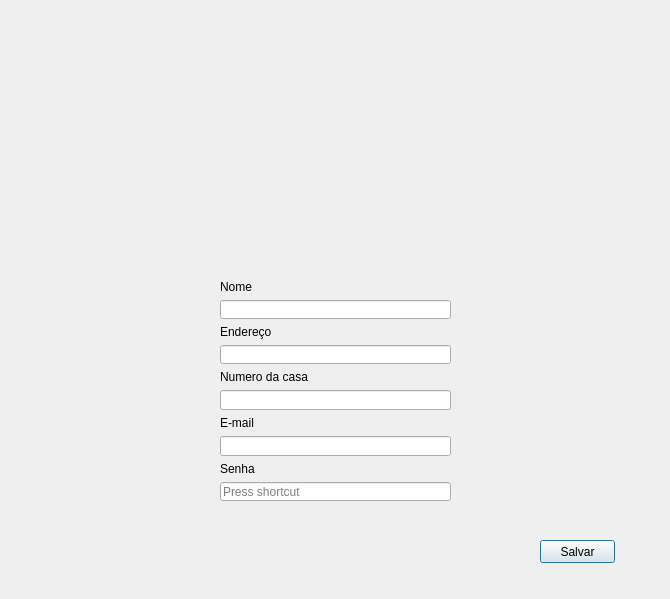
Old version of the form cadusuario.ui in the repository Winicios22/Gbiblioteca.
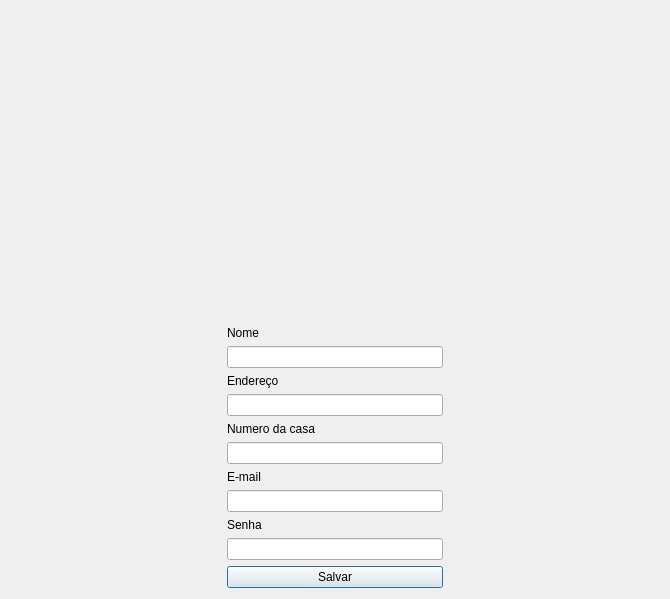
New version of the form. Icons and pictures are not drawn.

What changed in the file:
```diff
--- a/cadusuario.ui
+++ b/cadusuario.ui
@@ -13,16 +13,52 @@
   <property name="windowTitle">
    <string>Dialog</string>
   </property>
-  <widget class="QWidget" name="verticalLayoutWidget">
-   <property name="geometry">
-    <rect>
-     <x>220</x>
-     <y>280</y>
-     <width>231</width>
-     <height>221</height>
-    </rect>
-   </property>
+  <layout class="QGridLayout" name="gridLayout">
+   <item row="0" column="0">
+    <spacer name="horizontalSpacer">
+     <property name="orientation">
+      <enum>Qt::Horizontal</enum>
+     </property>
+     <property name="sizeHint" stdset="0">
+      <size>
+       <width>40</width>
+       <height>20</height>
+      </size>
+     </property>
+    </spacer>
+   </item>
+   <item row="1" column="1">
+    <widget class="QPushButton" name="pushButton">
+     <property name="text">
+      <string>Salvar</string>
+     </property>
+    </widget>
+   </item>
+   <item row="0" column="1">
    <layout class="QVBoxLayout" name="verticalLayout">
+     <item>
+      <spacer name="verticalSpacer">
+       <property name="orientation">
+        <enum>Qt::Vertical</enum>
+       </property>
+       <property name="sizeHint" stdset="0">
+        <size>
+         <width>20</width>
+         <height>40</height>
+        </size>
+       </property>
+      </spacer>
+     </item>
+     <item>
+      <widget class="QLabel" name="label_3">
+       <property name="text">
+        <string/>
+       </property>
+       <property name="pixmap">
+        <pixmap resource="arquivos.qrc">:/imagens/imagens/adicionar-usuario.png</pixmap>
+       </property>
+      </widget>
+     </item>
     <item>
      <widget class="QLabel" name="label_4">
       <property name="text">
@@ -71,43 +107,31 @@
      </widget>
     </item>
     <item>
-     <widget class="QKeySequenceEdit" name="keySequenceEdit"/>
-    </item>
-   </layout>
-  </widget>
-  <widget class="QLabel" name="label_3">
-   <property name="geometry">
-    <rect>
-     <x>270</x>
-     <y>130</y>
-     <width>141</width>
-     <height>131</height>
-    </rect>
-   </property>
-   <property name="text">
-    <string/>
-   </property>
-   <property name="pixmap">
-    <pixmap>imagens/adicionar-usuario.png</pixmap>
-   </property>
-   <property name="scaledContents">
-    <bool>true</bool>
-   </property>
-  </widget>
-  <widget class="QPushButton" name="pushButton">
-   <property name="geometry">
-    <rect>
-     <x>540</x>
-     <y>540</y>
-     <width>75</width>
-     <height>23</height>
-    </rect>
-   </property>
-   <property name="text">
-    <string>Salvar</string>
-   </property>
-  </widget>
- </widget>
- <resources/>
+      <widget class="QLineEdit" name="lineEdit_3">
+       <property name="echoMode">
+        <enum>QLineEdit::Password</enum>
+       </property>
+      </widget>
+     </item>
+    </layout>
+   </item>
+   <item row="0" column="2">
+    <spacer name="horizontalSpacer_2">
+     <property name="orientation">
+      <enum>Qt::Horizontal</enum>
+     </property>
+     <property name="sizeHint" stdset="0">
+      <size>
+       <width>40</width>
+       <height>20</height>
+      </size>
+     </property>
+    </spacer>
+   </item>
+  </layout>
+ </widget>
+ <resources>
+  <include location="arquivos.qrc"/>
+ </resources>
  <connections/>
 </ui>
```
Lines whose indentation alone changed are shown as unchanged.
